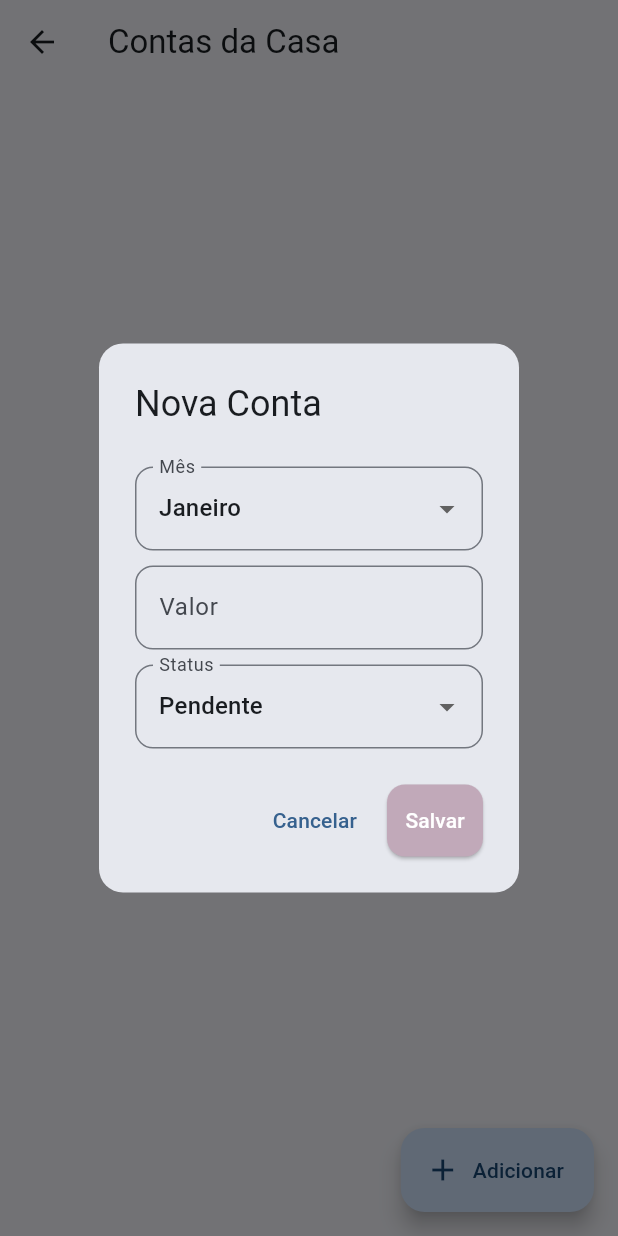
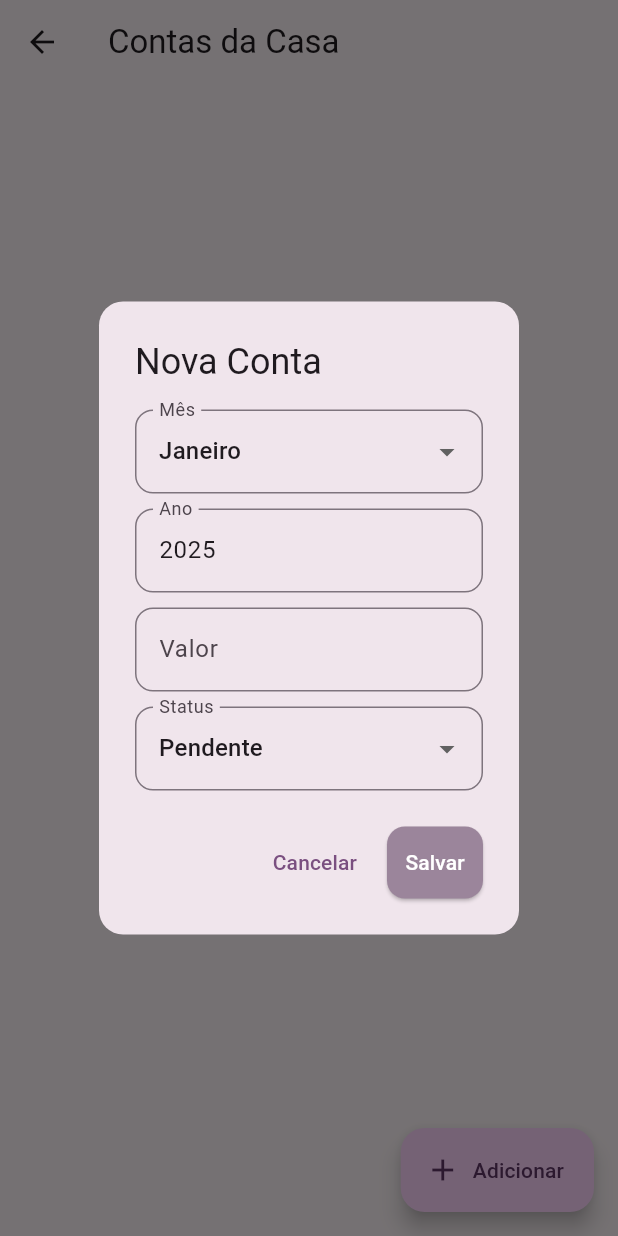
Before and after one commit to DavyFelix/rentcontrol, a Flutter app: the ContasPage screen opened directly with empty values, after a tap on "Adicionar", on a phone screen of 412 x 824 dp. Run offline on Flutter 3.47's test engine with Material 3 defaults, Android fonts, the phone set to English and light mode, and no system bars; our stand-ins replace cloud_firestore, firebase_core; missing offline and left inert: auth_package; accounts and stored records are empty; statements that could not run were skipped.

Commit message:
9.(Refactor) Alteracao com provider para gereciamento de estado e update de contas

```diff
--- /dev/null
+++ b/lib/components/conta_dialog.dart
@@ -0,0 +1,158 @@
+import 'package:flutter/material.dart';
+import 'package:cloud_firestore/cloud_firestore.dart';
+import 'package:flutter/services.dart';
+import '../providers/contas_provider.dart';
+
+Future<void> mostrarContaDialog({
+  required BuildContext context,
+  Conta? contaExistente,
+  required void Function(Conta novaConta) onSalvar,
+}) async {
+  final valorController = TextEditingController(
+    text: contaExistente?.valor.toString() ?? '',
+  );
+
+  final anoController = TextEditingController(
+    text: contaExistente?.ano.toString() ?? DateTime.now().year.toString(),
+  );
+
+  String mesSelecionado = contaExistente?.mes ?? 'Janeiro';
+  String statusSelecionado = contaExistente?.status ?? 'Pendente';
+
+  final meses = [
+    'Janeiro',
+    'Fevereiro',
+    'Março',
+    'Abril',
+    'Maio',
+    'Junho',
+    'Julho',
+    'Agosto',
+    'Setembro',
+    'Outubro',
+    'Novembro',
+    'Dezembro',
+  ];
+
+  final formKey = GlobalKey<FormState>();
+
+  await showDialog(
+    context: context,
+    builder: (context) {
+      return StatefulBuilder(
+        builder: (context, setState) {
+          return AlertDialog(
+            title: Text(contaExistente == null ? 'Nova Conta' : 'Editar Conta'),
+            shape: RoundedRectangleBorder(
+              borderRadius: BorderRadius.circular(16),
+            ),
+            content: SingleChildScrollView(
+              child: Form(
+                key: formKey,
+                child: Column(
+                  children: [
+                    DropdownButtonFormField<String>(
+                      value: mesSelecionado,
+                      decoration: const InputDecoration(labelText: 'Mês'),
+                      items:
+                          meses
+                              .map(
+                                (m) =>
+                                    DropdownMenuItem(value: m, child: Text(m)),
+                              )
+                              .toList(),
+                      onChanged:
+                          (value) => setState(() => mesSelecionado = value!),
+                    ),
+                    const SizedBox(height: 10),
+                    TextFormField(
+                      controller: anoController,
+                      decoration: const InputDecoration(labelText: 'Ano'),
+                      keyboardType: TextInputType.number,
+                      inputFormatters: [
+                        FilteringTextInputFormatter.digitsOnly,
+                        LengthLimitingTextInputFormatter(4),
+                      ],
+                      validator: (value) {
+                        if (value == null || value.isEmpty) {
+                          return 'Ano é obrigatório';
+                        }
+                        if (value.length != 4) {
+                          return 'Ano deve ter 4 dígitos';
+                        }
+                        if (int.tryParse(value) == null) {
+                          return 'Digite um ano válido';
+                        }
+                        return null;
+                      },
+                    ),
+                    const SizedBox(height: 10),
+                    TextFormField(
+                      controller: valorController,
+                      decoration: const InputDecoration(labelText: 'Valor'),
+                      keyboardType: const TextInputType.numberWithOptions(
+                        decimal: true,
+                      ),
+                      validator: (value) {
+                        final parsed = double.tryParse(value ?? '');
+                        if (parsed == null) {
+                          return 'Digite um valor válido';
+                        }
+                        return null;
+                      },
+                    ),
+                    const SizedBox(height: 10),
+                    DropdownButtonFormField<String>(
+                      value: statusSelecionado,
+                      decoration: const InputDecoration(labelText: 'Status'),
+                      items: const [
+                        DropdownMenuItem(
+                          value: 'Pendente',
+                          child: Text('Pendente'),
+                        ),
+                        DropdownMenuItem(value: 'Pago', child: Text('Pago')),
+                        DropdownMenuItem(
+                          value: 'Cancelado',
+                          child: Text('Cancelado'),
+                        ),
+                      ],
+                      onChanged:
+                          (value) => setState(() => statusSelecionado = value!),
+                    ),
+                  ],
+                ),
+              ),
+            ),
+            actions: [
+              TextButton(
+                onPressed: () => Navigator.pop(context),
+                child: const Text('Cancelar'),
+              ),
+              ElevatedButton(
+                onPressed: () {
+                  if (!formKey.currentState!.validate()) return;
+
+                  final valor = double.parse(valorController.text.trim());
+                  final ano = int.parse(anoController.text.trim());
+
+                  final novaConta = Conta(
+                    id: contaExistente?.id ?? '',
+                    mes: mesSelecionado,
+                    ano: ano,
+                    valor: valor,
+                    status: statusSelecionado,
+                    criadoEm: contaExistente?.criadoEm ?? Timestamp.now(),
+                  );
+
+                  onSalvar(novaConta);
+                  Navigator.pop(context);
+                },
+                child: const Text('Salvar'),
+              ),
+            ],
+          );
+        },
+      );
+    },
+  );
+}
--- a/lib/pages/conta_page.dart
+++ b/lib/pages/conta_page.dart
@@ -1,22 +1,40 @@
 import 'package:flutter/material.dart';
-import 'package:cloud_firestore/cloud_firestore.dart';
+import 'package:provider/provider.dart';
+import '../providers/contas_provider.dart';
+import '../components/conta_card.dart';
+import '../components/conta_dialog.dart';
 
-class ContasPage extends StatelessWidget {
+class ContasPage extends StatefulWidget {
   final String casaId;
 
   const ContasPage({super.key, required this.casaId});
 
   @override
+  State<ContasPage> createState() => _ContasPageState();
+}
+
+class _ContasPageState extends State<ContasPage> {
+  @override
+  void initState() {
+    super.initState();
+    WidgetsBinding.instance.addPostFrameCallback((_) {
+      context.read<ContasProvider>().setCasaId(widget.casaId);
+    });
+  }
+
+  @override
   Widget build(BuildContext context) {
-    final contasRef = FirebaseFirestore.instance
-        .collection('casa')
-        .doc(casaId)
-        .collection('contas');
+    final provider = context.watch<ContasProvider>();
+    final stream = provider.contasStream;
+
+    if (stream == null) {
+      return const Scaffold(body: Center(child: CircularProgressIndicator()));
+    }
 
     return Scaffold(
       appBar: AppBar(title: const Text('Contas da Casa')),
-      body: StreamBuilder<QuerySnapshot>(
-        stream: contasRef.orderBy('criadoEm', descending: true).snapshots(),
+      body: StreamBuilder<List<Conta>>(
+        stream: stream,
         builder: (context, snapshot) {
           if (snapshot.hasError) {
             return const Center(child: Text('Erro ao carregar contas'));
@@ -26,7 +44,7 @@
             return const Center(child: CircularProgressIndicator());
           }
 
-          final contas = snapshot.data?.docs ?? [];
+          final contas = snapshot.data ?? [];
 
           if (contas.isEmpty) {
             return const Center(child: Text('Nenhuma conta cadastrada'));
@@ -35,38 +53,20 @@
           return ListView.builder(
             itemCount: contas.length,
             itemBuilder: (context, index) {
-              final conta = contas[index].data() as Map<String, dynamic>;
-              final status = conta['status'] ?? 'Pendente';
-              final mes = conta['mes'] ?? '-';
-
-              return Card(
-                margin: const EdgeInsets.symmetric(horizontal: 16, vertical: 8),
-                elevation: 4,
-                shape: RoundedRectangleBorder(
-                  borderRadius: BorderRadius.circular(12),
-                ),
-                child: ListTile(
-                  title: Text(conta['mes'] ?? 'Sem descrição'),
-                  subtitle: Column(
-                    crossAxisAlignment: CrossAxisAlignment.start,
-                    children: [
-                      Text(
-                        'Valor: R\$ ${conta['valor']?.toStringAsFixed(2) ?? '0.00'}',
-                      ),
-                      Text(
-                        'Status: $status',
-                        style: TextStyle(
-                          color: status == 'Pago' ? Colors.green : Colors.red,
-                          fontWeight: FontWeight.w500,
-                        ),
-                      ),
-                    ],
-                  ),
-                  leading: Icon(
-                    status == 'Pago' ? Icons.check_circle : Icons.pending,
-                    color: status == 'Pago' ? Colors.green : Colors.orange,
-                  ),
-                ),
+              final conta = contas[index];
+              return ContaCard(
+                conta: conta,
+                onEditar: () {
+                  mostrarContaDialog(
+                    context: context,
+                    contaExistente: conta,
+                    onSalvar: (contaAtualizada) {
+                      context.read<ContasProvider>().atualizarConta(
+                        contaAtualizada,
+                      );
+                    },
+                  );
+                },
               );
             },
           );
@@ -74,9 +74,11 @@
       ),
       floatingActionButton: FloatingActionButton.extended(
         onPressed: () {
-          showDialog(
+          mostrarContaDialog(
             context: context,
-            builder: (ctx) => _novaContaDialog(ctx, contasRef),
+            onSalvar: (novaConta) {
+              context.read<ContasProvider>().adicionarConta(novaConta);
+            },
           );
         },
         icon: const Icon(Icons.add),
@@ -84,117 +86,4 @@
       ),
     );
   }
-
-  Widget _novaContaDialog(BuildContext context, CollectionReference contasRef) {
-    final descricaoController = TextEditingController();
-    final valorController = TextEditingController();
-
-    String mesSelecionado = 'Janeiro';
-    String statusSelecionado = 'Pendente';
-
-    return StatefulBuilder(
-      builder: (context, setState) {
-        return AlertDialog(
-          title: const Text('Nova Conta'),
-          shape: RoundedRectangleBorder(
-            borderRadius: BorderRadius.circular(16),
-          ),
-          content: SingleChildScrollView(
-            child: Column(
-              mainAxisSize: MainAxisSize.min,
-              children: [
-                const SizedBox(height: 10),
-                DropdownButtonFormField<String>(
-                  value: mesSelecionado,
-                  decoration: const InputDecoration(labelText: 'Mês'),
-                  items: const [
-                    DropdownMenuItem(value: 'Janeiro', child: Text('Janeiro')),
-                    DropdownMenuItem(
-                      value: 'Fevereiro',
-                      child: Text('Fevereiro'),
-                    ),
-                    DropdownMenuItem(value: 'Março', child: Text('Março')),
-                    DropdownMenuItem(value: 'Abril', child: Text('Abril')),
-                    DropdownMenuItem(value: 'Maio', child: Text('Maio')),
-                    DropdownMenuItem(value: 'Junho', child: Text('Junho')),
-                    DropdownMenuItem(value: 'Julho', child: Text('Julho')),
-                    DropdownMenuItem(value: 'Agosto', child: Text('Agosto')),
-                    DropdownMenuItem(
-                      value: 'Setembro',
-                      child: Text('Setembro'),
-                    ),
-                    DropdownMenuItem(value: 'Outubro', child: Text('Outubro')),
-                    DropdownMenuItem(
-                      value: 'Novembro',
-                      child: Text('Novembro'),
-                    ),
-                    DropdownMenuItem(
-                      value: 'Dezembro',
-                      child: Text('Dezembro'),
-                    ),
-                  ],
-                  onChanged:
-                      (value) => setState(() {
-                        mesSelecionado = value!;
-                      }),
-                ),
-                const SizedBox(height: 10),
-                TextField(
-                  controller: valorController,
-                  decoration: const InputDecoration(labelText: 'Valor'),
-                  keyboardType: TextInputType.number,
-                ),
-                const SizedBox(height: 10),
-                DropdownButtonFormField<String>(
-                  value: statusSelecionado,
-                  decoration: const InputDecoration(labelText: 'Status'),
-                  items: const [
-                    DropdownMenuItem(
-                      value: 'Pendente',
-                      child: Text('Pendente'),
-                    ),
-                    DropdownMenuItem(value: 'Pago', child: Text('Pago')),
-                  ],
-                  onChanged:
-                      (value) => setState(() {
-                        statusSelecionado = value!;
-                      }),
-                ),
-              ],
-            ),
-          ),
-          actions: [
-            TextButton(
-              onPressed: () => Navigator.pop(context),
-              child: const Text('Cancelar'),
-            ),
-            ElevatedButton(
-              onPressed: () async {
-                final valor = double.tryParse(valorController.text.trim());
-
-                if (valor == null) {
-                  ScaffoldMessenger.of(context).showSnackBar(
-                    const SnackBar(
-                      content: Text('Preencha todos os campos corretamente'),
-                    ),
-                  );
-                  return;
-                }
-
-                await contasRef.add({
-                  'valor': valor,
-                  'mes': mesSelecionado,
-                  'status': statusSelecionado,
-                  'criadoEm': Timestamp.now(),
-                });
-
-                Navigator.pop(context);
-              },
-              child: const Text('Salvar'),
-            ),
-          ],
-        );
-      },
-    );
-  }
 }
--- a/lib/pages/home_page.dart
+++ b/lib/pages/home_page.dart
@@ -14,7 +14,7 @@
       appBar: AppBar(
         title: const Text(
           'Controle de Aluguel',
-          style: TextStyle(color: Color.fromARGB(255, 0, 0, 0)),
+          style: TextStyle(color: Colors.black),
         ),
       ),
       body: StreamBuilder<QuerySnapshot>(
--- /dev/null
+++ b/lib/providers/contas_provider.dart
@@ -0,0 +1,91 @@
+import 'package:flutter/material.dart';
+import 'package:cloud_firestore/cloud_firestore.dart';
+
+class Conta {
+  final String id;
+  final String mes;
+  final int ano;
+  final double valor;
+  final String status;
+  final Timestamp criadoEm;
+
+  Conta({
+    required this.id,
+    required this.mes,
+    required this.ano,
+    required this.valor,
+    required this.status,
+    required this.criadoEm,
+  });
+
+  factory Conta.fromDocument(DocumentSnapshot doc) {
+    final data = doc.data() as Map<String, dynamic>;
+    return Conta(
+      id: doc.id,
+      mes: data['mes'] ?? '-',
+      ano:
+          (data['ano'] is int)
+              ? data['ano']
+              : int.tryParse(data['ano'].toString()) ?? 2025,
+      valor: (data['valor'] ?? 0).toDouble(),
+      status: data['status'] ?? 'Pendente',
+      criadoEm: data['criadoEm'] ?? Timestamp.now(),
+    );
+  }
+
+  Map<String, dynamic> toMap() {
+    return {
+      'mes': mes,
+      'ano': ano,
+      'valor': valor,
+      'status': status,
+      'criadoEm': criadoEm,
+    };
+  }
+}
+
+class ContasProvider with ChangeNotifier {
+  String? _casaId;
+
+  void setCasaId(String id) {
+    _casaId = id;
+    notifyListeners();
+  }
+
+  CollectionReference? get _ref {
+    if (_casaId == null) return null;
+    return FirebaseFirestore.instance
+        .collection('casa')
+        .doc(_casaId)
+        .collection('contas');
+  }
+
+  Stream<List<Conta>>? get contasStream {
+    if (_ref == null) return null;
+    return _ref!
+        .orderBy('criadoEm', descending: true)
+        .snapshots()
+        .map(
+          (snapshot) =>
+              snapshot.docs.map((doc) => Conta.fromDocument(doc)).toList(),
+        );
+  }
+
+  Future<void> adicionarConta(Conta conta) async {
+    if (_ref != null) {
+      await _ref!.add(conta.toMap());
+    }
+  }
+
+  Future<void> atualizarConta(Conta conta) async {
+    if (_casaId == null) return;
+
+    final docRef = FirebaseFirestore.instance
+        .collection('casa')
+        .doc(_casaId)
+        .collection('contas')
+        .doc(conta.id);
+
+    await docRef.update(conta.toMap());
+  }
+}
```
Also changed, not shown: lib/components/conta_card.dart (added, +51 -0 lines), lib/main.dart (+8 -5 lines), lib/pages/sobre_page.dart (+4 -4 lines).
